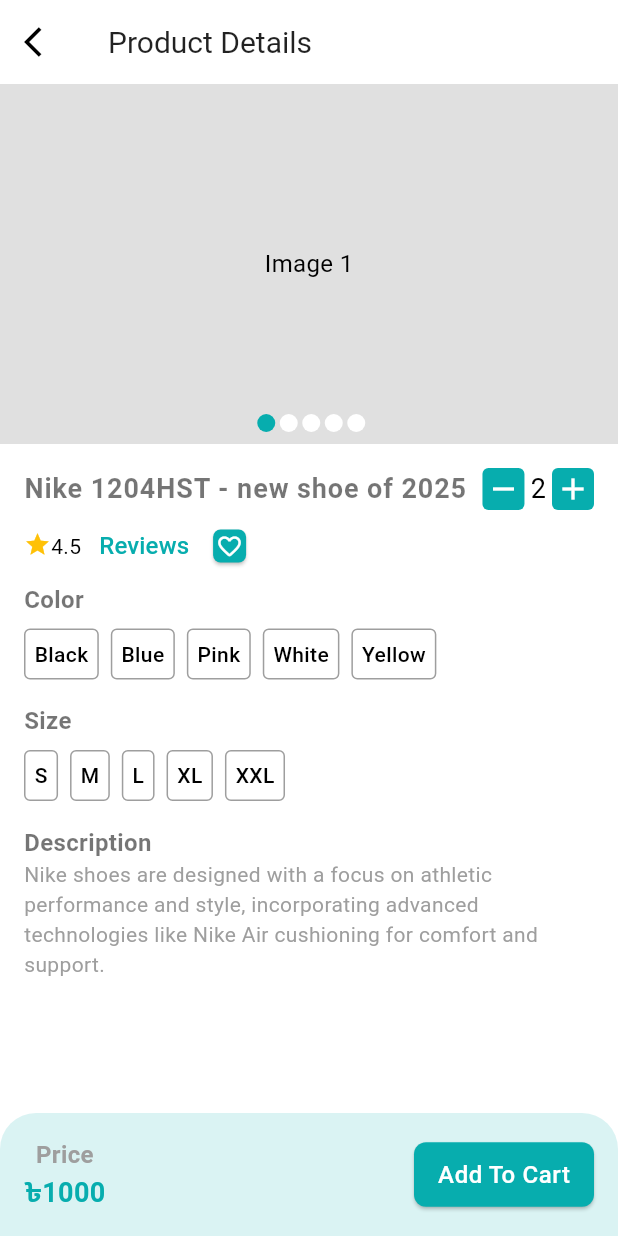
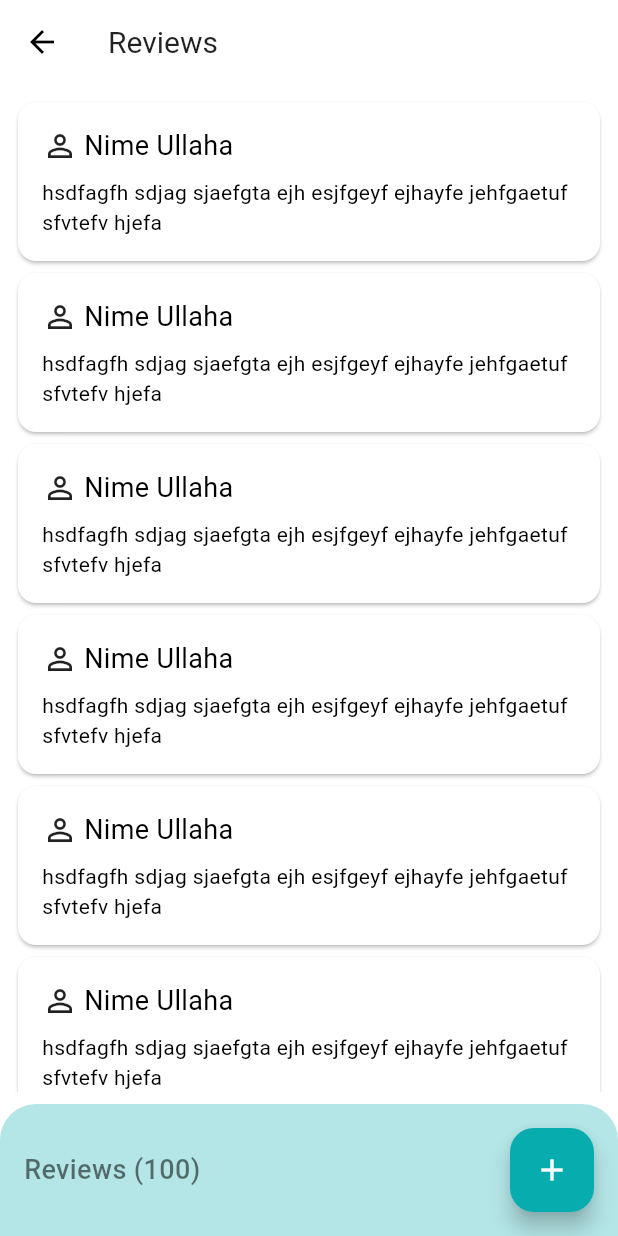
Before and after one commit to nimeullaha71/ecommerce_crafty_bay_live-master, a Flutter app: the ProductDetailsScreen screen opened directly with empty values, after a tap on the "add" icon, after a tap on "Reviews", on a phone screen of 412 x 824 dp. Run offline on Flutter 3.47's test engine with Material 3 defaults, Android fonts, the phone set to English and light mode, and no system bars; drawn by our look-alikes of carousel_slider; our stand-ins replace email_validator, firebase_core, firebase_crashlytics, flutter_svg, get; accounts and stored records are empty.

Commit message:
Add review screen and create review ui screen

```diff
--- a/lib/features/cart/ui/screens/cart_screen.dart
+++ b/lib/features/cart/ui/screens/cart_screen.dart
@@ -54,7 +54,6 @@
     return Container(
       padding: EdgeInsets.all(16),
       decoration: BoxDecoration(
-          //color: AppColors.themeColor.withOpacity(0.15),
           borderRadius: BorderRadius.only(
               topLeft: Radius.circular(24), topRight: Radius.circular(24)
           ),
--- a/lib/features/product/ui/screens/product_details_screen.dart
+++ b/lib/features/product/ui/screens/product_details_screen.dart
@@ -1,10 +1,13 @@
 import 'package:ecommerce_crafty_bay_live/app/app_colors.dart';
 import 'package:ecommerce_crafty_bay_live/app/constants.dart';
+import 'package:ecommerce_crafty_bay_live/features/common/ui/controllers/main_bottom_nav_controller.dart';
+import 'package:ecommerce_crafty_bay_live/features/product/ui/screens/product_review_screen.dart';
 import 'package:ecommerce_crafty_bay_live/features/product/widget/color_picker.dart';
 import 'package:ecommerce_crafty_bay_live/features/product/widget/inc_dec_button.dart';
 import 'package:ecommerce_crafty_bay_live/features/product/widget/product_image_slider.dart';
 import 'package:ecommerce_crafty_bay_live/features/product/widget/size_picker.dart';
 import 'package:flutter/material.dart';
+import 'package:get/get.dart';
 
 class ProductDetailsScreen extends StatefulWidget {
   const ProductDetailsScreen({super.key, required this.productId});
@@ -23,7 +26,6 @@
     return Scaffold(
       appBar: AppBar(
         title: Text("Product Details"),
-        leading: IconButton(onPressed: () {}, icon: Icon(Icons.arrow_back_ios)),
       ),
       body: Column(
         children: [
@@ -68,7 +70,10 @@
                               ],
                             ),
                             TextButton(
-                                onPressed: () {},
+                                onPressed: () {
+                                  Navigator.push(context, MaterialPageRoute(builder: (context)=> ProductReviewScreen()));
+
+                                },
                                 child: Text(
                                   "Reviews",
                                   style: TextStyle(fontSize: 16),
@@ -186,4 +191,5 @@
       ),
     );
   }
+
 }
--- /dev/null
+++ b/lib/features/product/ui/screens/product_review_screen.dart
@@ -0,0 +1,114 @@
+import 'package:ecommerce_crafty_bay_live/features/product/ui/screens/create_review_screen.dart';
+import 'package:flutter/material.dart';
+
+import '../../../../app/app_colors.dart';
+import '../../../../app/constants.dart';
+
+class ProductReviewScreen extends StatefulWidget {
+  const ProductReviewScreen({super.key});
+
+  @override
+  State<ProductReviewScreen> createState() => _ProductReviewScreenState();
+}
+
+class _ProductReviewScreenState extends State<ProductReviewScreen> {
+  @override
+  Widget build(BuildContext context) {
+    return Scaffold(
+      appBar: AppBar(
+        title: Text("Reviews"),
+      ),
+      body: Column(
+        children: [
+          Expanded(
+            child: Padding(
+              padding: const EdgeInsets.all(8.0),
+              child: ListView.builder(
+                itemCount: 10,
+                itemBuilder: (context,index) {
+                  return Card(
+                    child: Padding(
+                      padding: const EdgeInsets.all(16.0),
+                      child: Column(
+                        children: [
+                          Row(
+                            children: [
+                              Icon(Icons.person_outline, size: 24,),
+                              SizedBox(width: 4,),
+                              Text("Nime Ullaha",
+                                style: TextStyle(fontSize: 18),),
+                            ],
+                          ),
+                          SizedBox(height: 8,),
+                          Text(
+                              "hsdfagfh sdjag sjaefgta ejh esjfgeyf ejhayfe jehfgaetuf sfvtefv hjefa"),
+                        ],
+                      ),
+                    ),
+                  );
+                }
+              ),
+            ),
+          ),
+          Container(
+            height: 88,
+            padding: EdgeInsets.all(16),
+            decoration: BoxDecoration(
+              color: AppColors.themeColor.withOpacity(0.3),
+              borderRadius: BorderRadius.only(
+                topLeft: Radius.circular(24),
+                topRight: Radius.circular(24),
+              )
+            ),
+            child: Row(
+              children: [
+                Text("Reviews (100)",style: TextStyle(fontSize: 18,fontWeight: FontWeight.w500,color: Colors.black54),),
+              ],
+            )
+          )
+        ],
+      ),
+
+      floatingActionButton: FloatingActionButton(onPressed: (){
+        Navigator.push(context, MaterialPageRoute(builder: (context)=>CreateReviewScreen()));
+      },child: Icon(Icons.add),),
+    );
+  }
+
+  Widget _buildPriceAndAddToCartSection() {
+    return Container(
+      padding: EdgeInsets.all(16),
+      decoration: BoxDecoration(
+          color: AppColors.themeColor.withOpacity(0.15),
+          borderRadius: BorderRadius.only(
+              topLeft: Radius.circular(24), topRight: Radius.circular(24))),
+      child: Row(
+        children: [
+          Column(
+            children: [
+              Text(
+                "Price",
+                style: TextStyle(
+                    fontSize: 16,
+                    color: Colors.grey,
+                    fontWeight: FontWeight.w600),
+              ),
+              Text(
+                "${Constants.takaSign}1000",
+                style: TextStyle(
+                    color: AppColors.themeColor,
+                    fontWeight: FontWeight.w600,
+                    fontSize: 18),
+              )
+            ],
+          ),
+          Spacer(),
+          SizedBox(
+              width: 120,
+              child:
+              ElevatedButton(onPressed: () {}, child: Text("Add To Cart")))
+        ],
+      ),
+    );
+  }
+}
```
Also changed, not shown: lib/features/product/ui/screens/create_review_screen.dart (added, +50 -0 lines).
